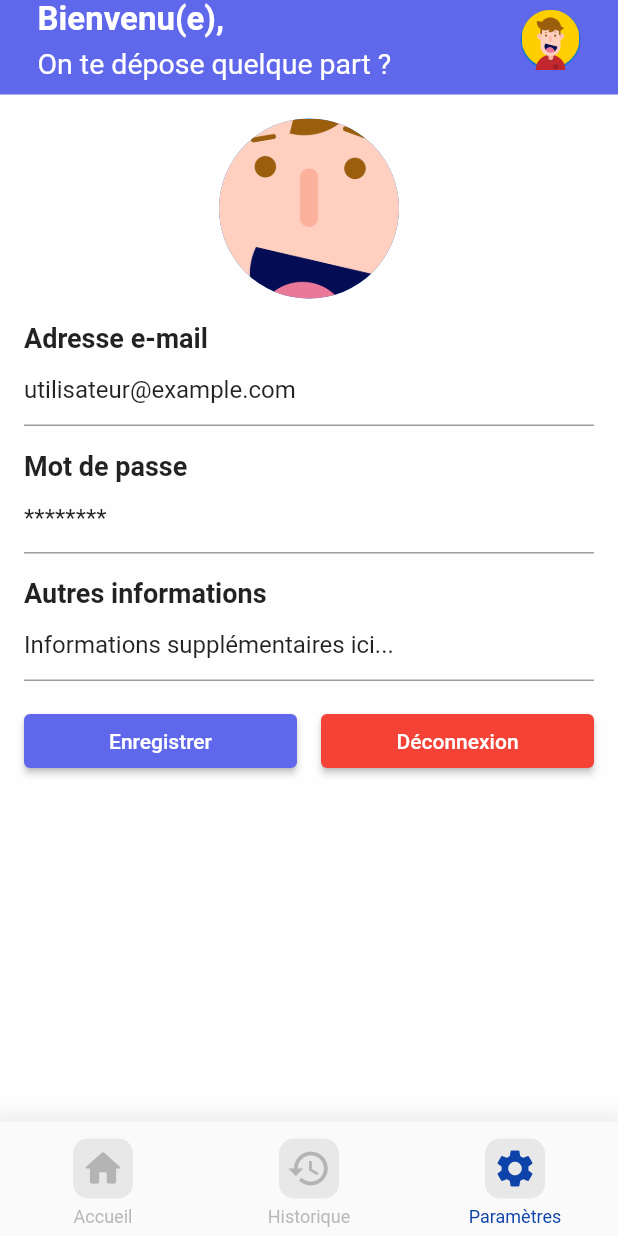
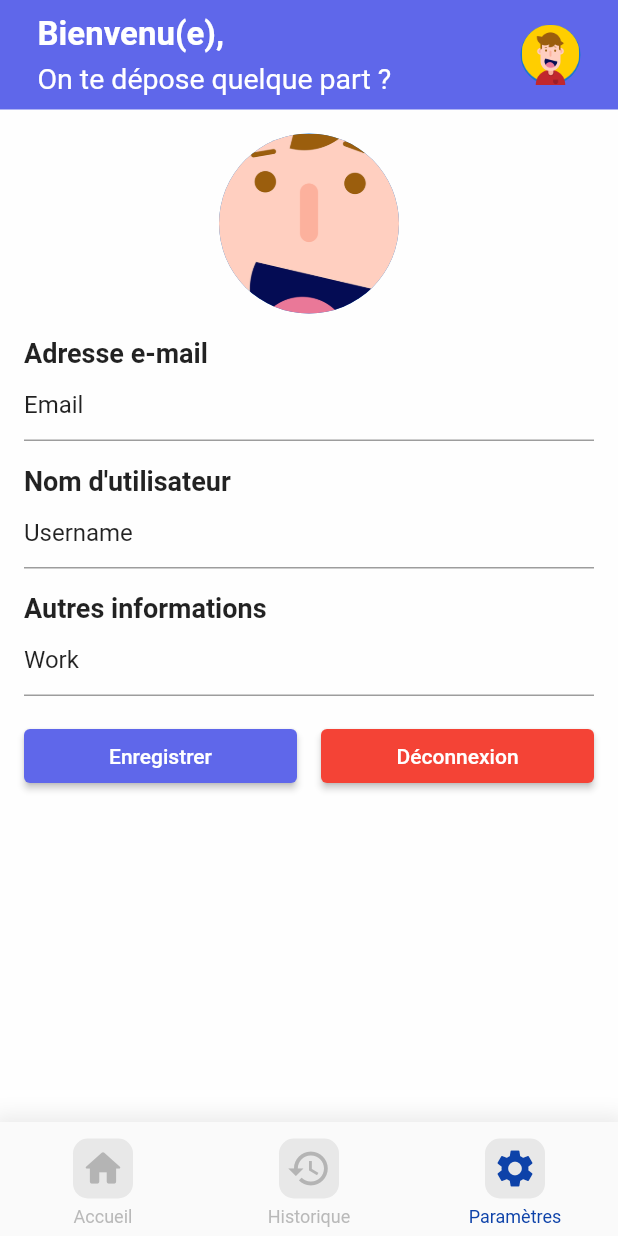
Before and after one commit to mHanash/Trafic-mobile-App, a Flutter app: the Body screen opened directly, item 3 of the bottom bar chosen, on a phone screen of 412 x 824 dp. Run offline on Flutter 3.47's test engine with Material 2 defaults, Android fonts, the phone set to English and light mode, and no system bars; our stand-ins replace flutter_secure_storage, flutter_typeahead, geolocator, google_maps_flutter, toggle_switch; accounts and stored records are empty.

Commit message:
auth user

```diff
--- a/lib/api/api_client.dart
+++ b/lib/api/api_client.dart
@@ -71,9 +71,7 @@ class ApiClient {
     if (response.statusCode == 200) {
       final responseData = json.decode(response.body);
 
-      // Récupérez le token JWT de la réponse
-      final token = responseData['token'];
-      return token;
+      return responseData;
     } else {
       throw Exception('Failed to login: ${response.statusCode}');
     }
--- a/lib/models/user_model.dart
+++ b/lib/models/user_model.dart
@@ -2,9 +2,9 @@ class UserModel {
   int id;
   String username;
   String email;
-  String isVehicle;
-  String work;
-  String vehicleNumber;
+  bool? isVehicle;
+  String? work;
+  String? vehicleNumber;
 
   UserModel({
     required this.id,
@@ -21,8 +21,8 @@ class UserModel {
       username: json['username'],
       email: json['email'],
       isVehicle: json['isVehicle'],
-      work: json['work'],
-      vehicleNumber: json['vehicle_number'],
+      work: json['work'] ?? '',
+      vehicleNumber: json['vehicle_number'] ?? '',
     );
   }
 
--- a/lib/views/body.dart
+++ b/lib/views/body.dart
@@ -29,6 +29,9 @@ class _BodyState extends State<Body> {
         backgroundColor: Color(primaryColor),
         body: Column(
           children: [
+            SizedBox(
+              height: 10.0,
+            ),
             NavbarSection(),
             Expanded(
               child: Container(
--- a/lib/views/pages/planning.dart
+++ b/lib/views/pages/planning.dart
@@ -66,7 +66,6 @@ class _PlanningState extends State<Planning> {
                       );
                     },
                     onSuggestionSelected: (suggestion) {
-                      print('suggestion : ' + suggestion);
                       setState(() {
                         _textEditingLigneController.text = suggestion;
                       });
@@ -134,7 +133,6 @@ class _PlanningState extends State<Planning> {
                       );
                     },
                     onSuggestionSelected: (suggestion) {
-                      print('suggestion : ' + suggestion);
                       setState(() {
                         _textEditingStartPositionController.text = suggestion;
                       });
@@ -201,7 +199,6 @@ class _PlanningState extends State<Planning> {
                       );
                     },
                     onSuggestionSelected: (suggestion) {
-                      print('suggestion : ' + suggestion);
                       setState(() {
                         _textEditingEndPositionController.text = suggestion;
                       });
--- a/lib/views/pages/setting.dart
+++ b/lib/views/pages/setting.dart
@@ -2,7 +2,6 @@ import 'package:flutter/material.dart';
 import 'package:provider/provider.dart';
 import 'package:trafic_app/helpers/colors.dart';
 import 'package:trafic_app/viewmodels/auth_viewmodel.dart';
-import 'package:trafic_app/views/auth/login.dart';
 
 class Setting extends StatefulWidget {
   const Setting({super.key});
@@ -13,21 +12,21 @@ class Setting extends StatefulWidget {
 
 class _SettingState extends State<Setting> {
   TextEditingController _emailController = TextEditingController();
-  TextEditingController _passwordController = TextEditingController();
+  TextEditingController _usernameController = TextEditingController();
   TextEditingController _otherInfoController = TextEditingController();
 
   @override
   void initState() {
     super.initState();
-    _emailController.text = 'utilisateur@example.com';
-    _passwordController.text = '********';
-    _otherInfoController.text = 'Informations supplémentaires ici...';
+    _emailController.text = '';
+    _usernameController.text = '';
+    _otherInfoController.text = '';
   }
 
   @override
   void dispose() {
     _emailController.dispose();
-    _passwordController.dispose();
+    _usernameController.dispose();
     _otherInfoController.dispose();
     super.dispose();
   }
@@ -35,7 +34,11 @@ class _SettingState extends State<Setting> {
   @override
   Widget build(BuildContext context) {
     final authViewModel = Provider.of<AuthViewModel>(context);
-
+    setState(() {
+      _emailController.text = authViewModel.userAuth?.email ?? 'Email';
+      _usernameController.text = authViewModel.userAuth?.username ?? 'Username';
+      _otherInfoController.text = authViewModel.userAuth?.work ?? 'Work';
+    });
     return Container(
       color: Color(whiteColor),
       height: MediaQuery.of(context).size.height,
@@ -62,14 +65,14 @@ class _SettingState extends State<Setting> {
             ),
             SizedBox(height: 16),
             Text(
-              'Mot de passe',
+              'Nom d\'utilisateur',
               style: TextStyle(
                 fontSize: 18,
                 fontWeight: FontWeight.bold,
               ),
             ),
             TextField(
-              controller: _passwordController,
+              controller: _usernameController,
             ),
             SizedBox(height: 16),
             Text(
--- a/lib/views/pages/view_vehicle.dart
+++ b/lib/views/pages/view_vehicle.dart
@@ -27,7 +27,6 @@ class _ViewVehicleState extends State<ViewVehicle> {
     setState(() {
       pGoogleMaps = LatLng(locationService.getLatitudeValue(),
           locationService.getLongitudeValue());
-      print("ZENAS");
     });
     return MultiProvider(
       providers: [
--- a/pubspec.yaml
+++ b/pubspec.yaml
@@ -44,6 +44,7 @@ dependencies:
   flutter_typeahead: ^4.8.0
   toggle_switch: ^2.1.0
   flutter_secure_storage: ^9.0.0
+  jwt_decoder: ^2.0.0
 
 dev_dependencies:
   flutter_test:
```
Also changed, not shown: lib/api/user_client.dart (+8 -15 lines), lib/main.dart (+8 -7 lines), lib/viewmodels/auth_viewmodel.dart (+78 -8 lines), lib/viewmodels/user_viewmodel.dart (+2 -40 lines), lib/views/auth/login.dart (+17 -14 lines), lib/views/auth/register.dart (+76 -62 lines), lib/views/pages/home.dart (+3 -7 lines), pubspec.lock, 1 other file.
